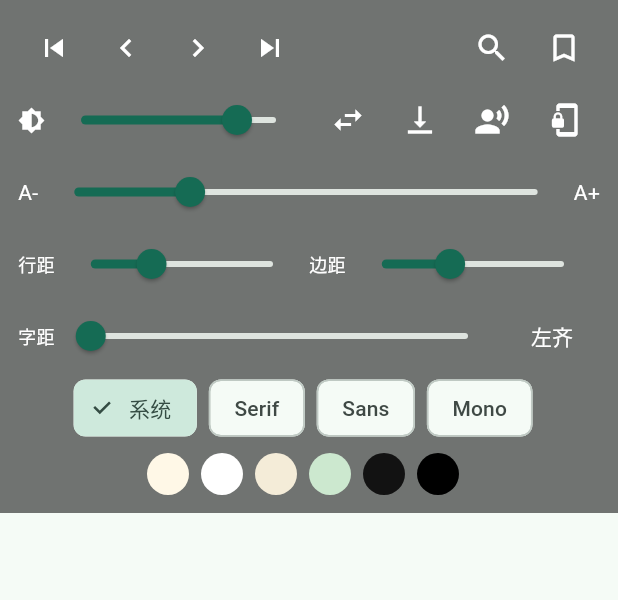
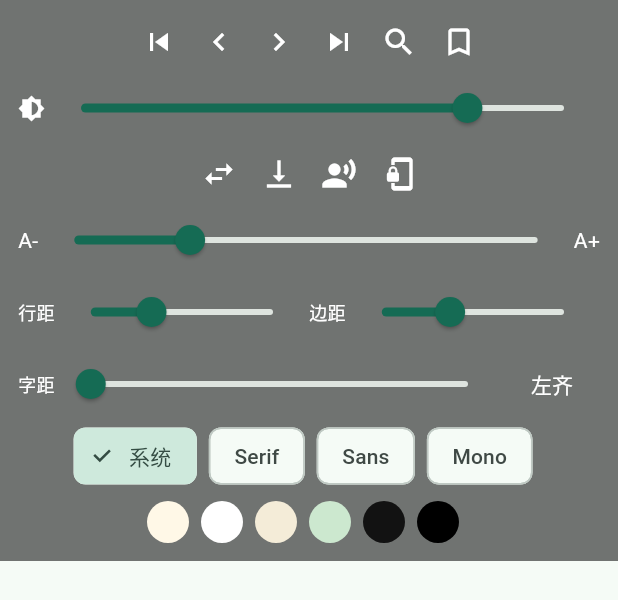
Before and after one commit to whevether/phantasm_read, a Flutter app: the _NovelToolbar widget shown alone on an empty page, opened directly with empty values, on a phone screen of 412 x 824 dp. Shown: the top 600 px of the screen. Run offline on Flutter 3.47's test engine with Material 3 defaults, Android fonts, the phone set to English and light mode, and no system bars; our stand-ins replace audioplayers, extended_image, flutter_tts, printing, shared_preferences, wakelock_plus and 1 more; missing offline and left inert: charset_converter, screen_brightness; accounts and stored records are empty.

Commit message:
更新文档与ui

```diff
--- a/lib/src/comic/comic_reader.dart
+++ b/lib/src/comic/comic_reader.dart
@@ -712,8 +712,15 @@ class _ComicToolbar extends StatelessWidget {
                             onSettingsChanged(settings.copyWith(brightness: v)),
                       ),
                     ),
+                  ],
+                ),
+                SingleChildScrollView(
+                  scrollDirection: Axis.horizontal,
+                  child: Row(
+                    children: [
                       IconButton(
                         tooltip: '方向',
+                        visualDensity: VisualDensity.compact,
                         onPressed: () => onModeChanged(
                           mode == ComicReadingMode.vertical
                               ? ComicReadingMode.horizontal
@@ -728,13 +735,16 @@ class _ComicToolbar extends StatelessWidget {
                       ),
                       IconButton(
                         tooltip: '适应',
+                        visualDensity: VisualDensity.compact,
                         onPressed: () {
                           final next = switch (settings.comicFitMode) {
                             ComicFitMode.contain => ComicFitMode.width,
                             ComicFitMode.width => ComicFitMode.height,
                             ComicFitMode.height => ComicFitMode.contain,
                           };
-                        onSettingsChanged(settings.copyWith(comicFitMode: next));
+                          onSettingsChanged(
+                            settings.copyWith(comicFitMode: next),
+                          );
                         },
                         icon: const Icon(Icons.fit_screen, color: Colors.white),
                       ),
@@ -744,6 +754,7 @@ class _ComicToolbar extends StatelessWidget {
                             : mode == ComicReadingMode.vertical
                                 ? '双页（将切换为横向）'
                                 : '双页',
+                        visualDensity: VisualDensity.compact,
                         onPressed: () => onSettingsChanged(
                           settings.copyWith(doublePage: !settings.doublePage),
                         ),
@@ -760,6 +771,7 @@ class _ComicToolbar extends StatelessWidget {
                       ),
                       IconButton(
                         tooltip: '书签',
+                        visualDensity: VisualDensity.compact,
                         onPressed: onToggleBookmark,
                         icon: Icon(
                           bookmarked ? Icons.bookmark : Icons.bookmark_border,
@@ -768,18 +780,23 @@ class _ComicToolbar extends StatelessWidget {
                       ),
                       IconButton(
                         tooltip: '书签列表',
+                        visualDensity: VisualDensity.compact,
                         onPressed: onShowBookmarks,
                         icon: const Icon(Icons.bookmarks, color: Colors.white),
                       ),
                       IconButton(
                         tooltip: '缩略图',
+                        visualDensity: VisualDensity.compact,
                         onPressed: onShowThumbs,
                         icon: const Icon(Icons.grid_view, color: Colors.white),
                       ),
                       IconButton(
                         tooltip: '不熄屏',
+                        visualDensity: VisualDensity.compact,
                         onPressed: () => onSettingsChanged(
-                        settings.copyWith(keepScreenOn: !settings.keepScreenOn),
+                          settings.copyWith(
+                            keepScreenOn: !settings.keepScreenOn,
+                          ),
                         ),
                         icon: Icon(
                           settings.keepScreenOn
@@ -789,6 +806,7 @@ class _ComicToolbar extends StatelessWidget {
                         ),
                       ),
                     ],
+                  ),
                 ),
                 Row(
                   children: [
--- a/lib/src/novel/novel_reader.dart
+++ b/lib/src/novel/novel_reader.dart
@@ -927,44 +927,60 @@ class _NovelToolbar extends StatelessWidget {
             child: Column(
               mainAxisSize: MainAxisSize.min,
               children: [
-                Row(
+                SingleChildScrollView(
+                  scrollDirection: Axis.horizontal,
+                  child: Row(
                     children: [
                       IconButton(
                         onPressed: onPrevChapter,
-                      icon: const Icon(Icons.skip_previous, color: Colors.white),
+                        visualDensity: VisualDensity.compact,
+                        icon: const Icon(
+                          Icons.skip_previous,
+                          color: Colors.white,
+                        ),
                       ),
                       IconButton(
                         onPressed: onPrevPage,
+                        visualDensity: VisualDensity.compact,
                         icon: const Icon(Icons.chevron_left, color: Colors.white),
                       ),
                       IconButton(
                         onPressed: onNextPage,
+                        visualDensity: VisualDensity.compact,
                         icon: const Icon(Icons.chevron_right, color: Colors.white),
                       ),
                       IconButton(
                         onPressed: onNextChapter,
+                        visualDensity: VisualDensity.compact,
                         icon: const Icon(Icons.skip_next, color: Colors.white),
                       ),
-                    const Spacer(),
                       IconButton(
                         onPressed: onSearch,
+                        visualDensity: VisualDensity.compact,
                         icon: const Icon(Icons.search, color: Colors.white),
                       ),
                       if (hasChapters)
                         IconButton(
                           onPressed: onSelectChapter,
+                          visualDensity: VisualDensity.compact,
                           icon: const Icon(Icons.list_alt, color: Colors.white),
                         ),
                       IconButton(
                         onPressed: onBookmark,
-                      icon: const Icon(Icons.bookmark_border, color: Colors.white),
+                        visualDensity: VisualDensity.compact,
+                        icon: const Icon(
+                          Icons.bookmark_border,
+                          color: Colors.white,
+                        ),
                       ),
                       if (enableHighlights)
                         IconButton(
                           onPressed: onHighlight,
+                          visualDensity: VisualDensity.compact,
                           icon: const Icon(Icons.highlight, color: Colors.white),
                         ),
                     ],
+                  ),
                 ),
                 Row(
                   children: [
@@ -976,11 +992,19 @@ class _NovelToolbar extends StatelessWidget {
                             onSettingsChanged(settings.copyWith(brightness: v)),
                       ),
                     ),
+                  ],
+                ),
+                SingleChildScrollView(
+                  scrollDirection: Axis.horizontal,
+                  child: Row(
+                    children: [
                       IconButton(
                         tooltip: '方向',
+                        visualDensity: VisualDensity.compact,
                         onPressed: () => onSettingsChanged(
                           settings.copyWith(
-                          novelReadingMode: mode == NovelReadingMode.vertical
+                            novelReadingMode:
+                                mode == NovelReadingMode.vertical
                                     ? NovelReadingMode.horizontal
                                     : NovelReadingMode.vertical,
                           ),
@@ -994,6 +1018,7 @@ class _NovelToolbar extends StatelessWidget {
                       ),
                       IconButton(
                         tooltip: '自动滚屏',
+                        visualDensity: VisualDensity.compact,
                         onPressed: onAutoScroll,
                         icon: Icon(
                           Icons.vertical_align_bottom,
@@ -1002,6 +1027,7 @@ class _NovelToolbar extends StatelessWidget {
                       ),
                       IconButton(
                         tooltip: '朗读',
+                        visualDensity: VisualDensity.compact,
                         onPressed: onTts,
                         icon: Icon(
                           Icons.record_voice_over,
@@ -1011,18 +1037,23 @@ class _NovelToolbar extends StatelessWidget {
                       if (onOverlayPlay != null)
                         IconButton(
                           tooltip: '有声播放',
+                          visualDensity: VisualDensity.compact,
                           onPressed: onOverlayPlay,
                           icon: const Icon(Icons.play_arrow, color: Colors.white),
                         ),
                       if (onOverlayPause != null)
                         IconButton(
                           tooltip: '有声暂停',
+                          visualDensity: VisualDensity.compact,
                           onPressed: onOverlayPause,
                           icon: const Icon(Icons.pause, color: Colors.white),
                         ),
                       IconButton(
+                        visualDensity: VisualDensity.compact,
                         onPressed: () => onSettingsChanged(
-                        settings.copyWith(keepScreenOn: !settings.keepScreenOn),
+                          settings.copyWith(
+                            keepScreenOn: !settings.keepScreenOn,
+                          ),
                         ),
                         icon: Icon(
                           settings.keepScreenOn
@@ -1032,6 +1063,7 @@ class _NovelToolbar extends StatelessWidget {
                         ),
                       ),
                     ],
+                  ),
                 ),
                 Row(
                   children: [
```
Also changed, not shown: docs/pay.jpg (added), 2 other files. Lines whose indentation alone changed are shown as unchanged.
